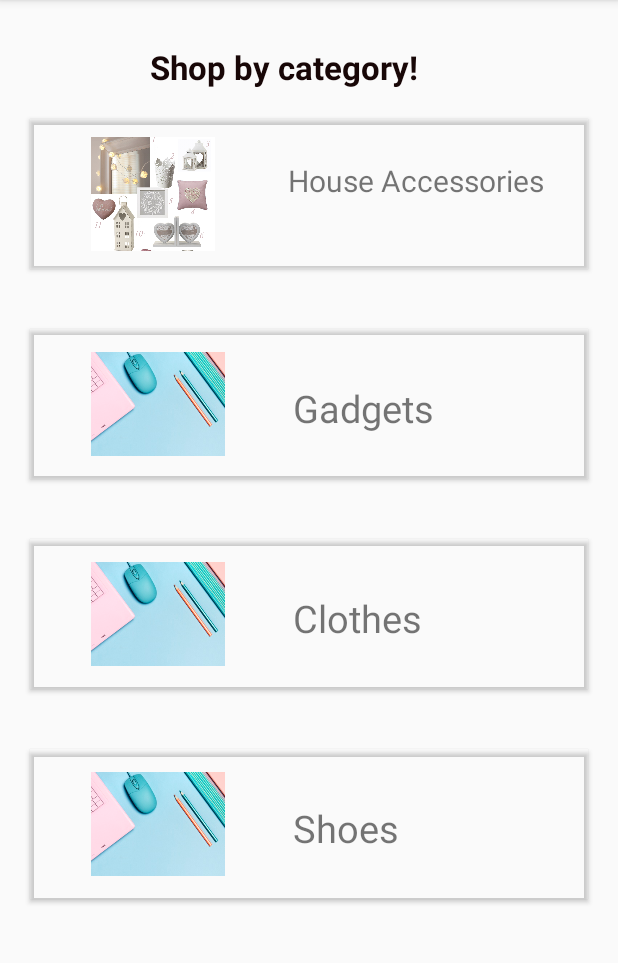
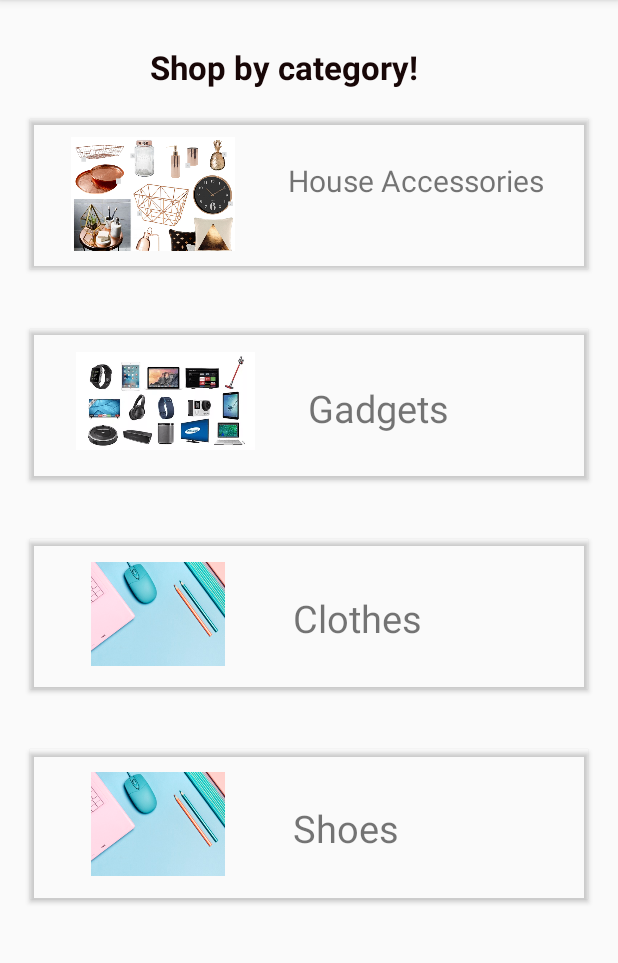
Before and after one commit to niygomhonor/Online-Exchange, an Android app: the ViewStoreActivity screen opened directly, with no data from a screen before it, on a phone screen of 412 x 824 dp, the part 84-1047 px from its top. Run offline under Robolectric (Android 15) with nearby library versions, the phone set to English and light mode, and no system bars; Roboto replaces fonts that are not available here.

Commit message:
added a picture for the gadgets

```diff
--- a/app/src/main/res/layout/activity_view_store.xml
+++ b/app/src/main/res/layout/activity_view_store.xml
@@ -74,7 +74,7 @@
                             android:layout_width="140dp"
                             android:layout_height="100dp"
                             android:layout_alignParentLeft="true"
-                            android:src="@drawable/house" />
+                            android:src="@drawable/house2" />
                         <TextView
                             android:layout_width="wrap_content"
                             android:layout_height="wrap_content"
@@ -112,10 +112,11 @@
                 android:layout_height="wrap_content">
 
                 <ImageView
-                    android:layout_width="140dp"
-                    android:layout_height="100dp"
+                    android:layout_width="150dp"
+                    android:layout_height="65dp"
                     android:layout_alignParentLeft="true"
-                    android:src="@drawable/screen" />
+                    android:src="@drawable/gadgets" />
+
                 <TextView
                     android:layout_width="wrap_content"
                     android:layout_height="wrap_content"
```
Also changed, not shown: app/src/main/res/drawable/gadgets.png (added), app/src/main/res/drawable/house.png (deleted), app/src/main/res/drawable/house2.png (added).
